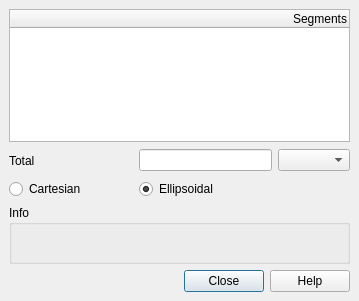
Before: the Qt Designer form src/ui/qgsmeasurebase.ui in qgis/QGIS, drawn with Qt 5.
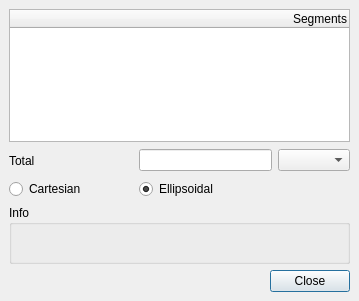
After: the same form once the commit is applied. Icons and pictures are not drawn. Custom widgets are drawn as their Qt base class.

What changed in the file:
```diff
--- a/src/ui/qgsmeasurebase.ui
+++ b/src/ui/qgsmeasurebase.ui
@@ -108,7 +108,7 @@
    <item row="7" column="0" colspan="4">
     <widget class="QDialogButtonBox" name="buttonBox">
      <property name="standardButtons">
-      <set>QDialogButtonBox::Close|QDialogButtonBox::Help</set>
+      <set>QDialogButtonBox::Close</set>
      </property>
     </widget>
    </item>
```
